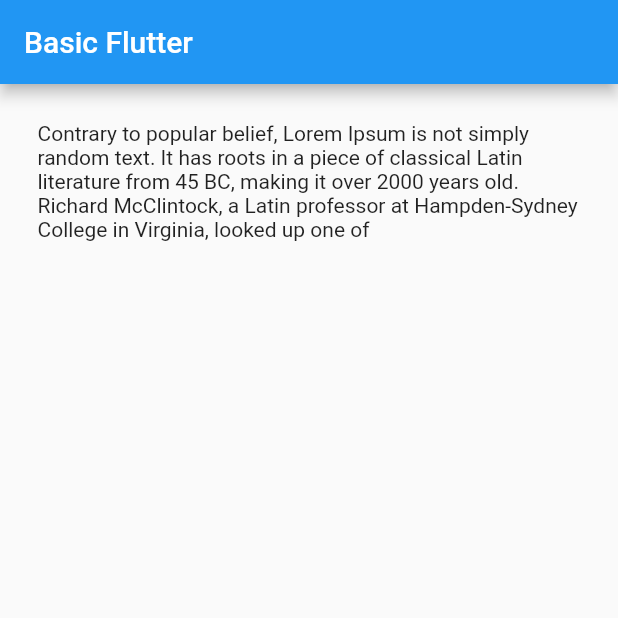
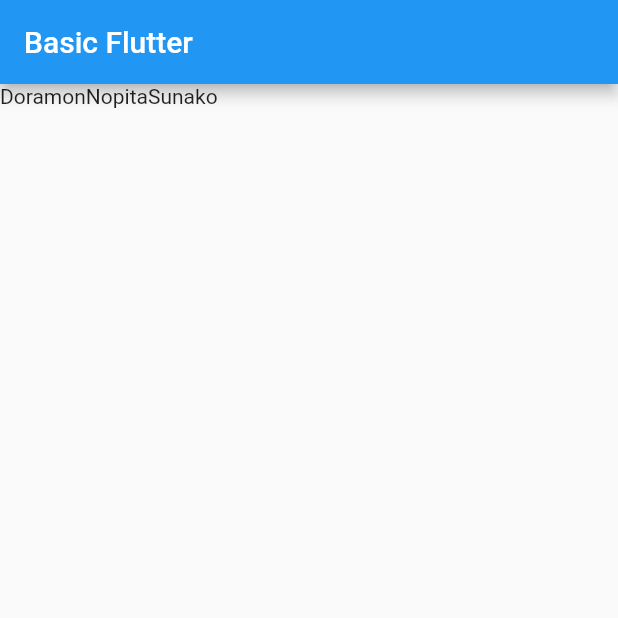
Before and after one commit to masterUNG/BasicFlutter_13nov18, a Flutter app: the screen it shows after launch, on a phone screen of 412 x 824 dp, the top half of it. Run offline on Flutter 3.47's test engine with Material 2 defaults, Android fonts, the phone set to English and light mode, and no system bars.

Commit message:
Text Widget

```diff
--- a/lib/main.dart
+++ b/lib/main.dart
@@ -7,14 +7,39 @@ void main() {
 class MyApp extends StatelessWidget {
   // Explicit
   var titleName = 'Basic Flutter';
-  var messageString = 'Contrary to popular belief, Lorem Ipsum is not simply random text. It has roots in a piece of classical Latin literature from 45 BC, making it over 2000 years old. Richard McClintock, a Latin professor at Hampden-Sydney College in Virginia, looked up one of ';
+  var messageString =
+      'Contrary to popular belief, Lorem Ipsum is not simply random text. It has roots in a piece of classical Latin literature from 45 BC, making it over 2000 years old. Richard McClintock, a Latin professor at Hampden-Sydney College in Virginia, looked up one of ';
   var paddingDoule = 25.0;
+
+  var friend1String = 'Doramon';
+  var friend2String = 'Nopita';
+  var friend3String = 'Sunako';
+
 
 
   @override
   Widget build(BuildContext context) {
 
-    Widget widgetTextMessage = new Container(padding: new EdgeInsets.all(paddingDoule) ,child: new Text(messageString),);
+    // Demo Create Text Widget
+    Text friend1Text = new Text(friend1String);
+    Text friend2Text = new Text(friend2String);
+    Text friend3Text = new Text(friend3String);
+
+    // Create Widget for body
+    Widget widgetTextMessage = new Container(
+      padding: new EdgeInsets.all(paddingDoule),
+      child: new Text(messageString),
+    );
+
+    Widget widgetMyFiend = new Container(
+      child: new Row(
+        children: <Widget>[
+          friend1Text,
+          friend2Text,
+          friend3Text
+        ],
+      ),
+    );
 
     return new MaterialApp(
       title: titleName,
@@ -22,7 +47,7 @@ class MyApp extends StatelessWidget {
         appBar: new AppBar(
           title: new Text(titleName),
         ),
-        body: widgetTextMessage,
+        body: widgetMyFiend,
       ),
     );
   }
```
